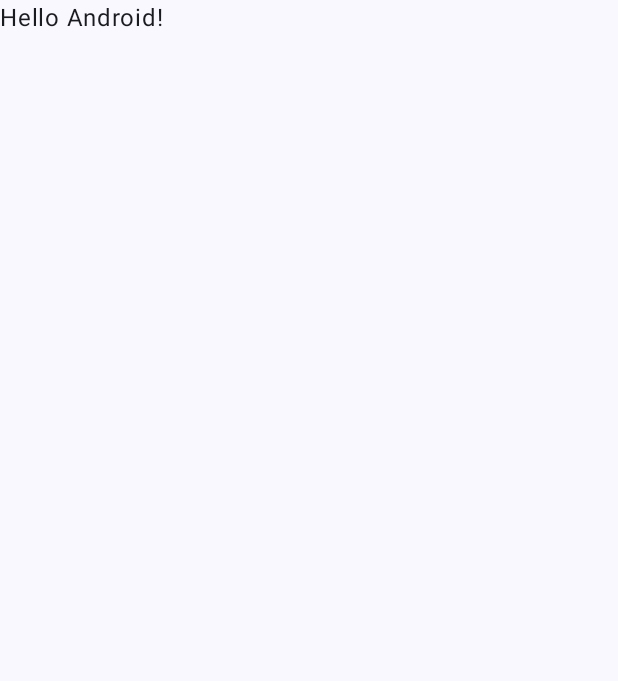
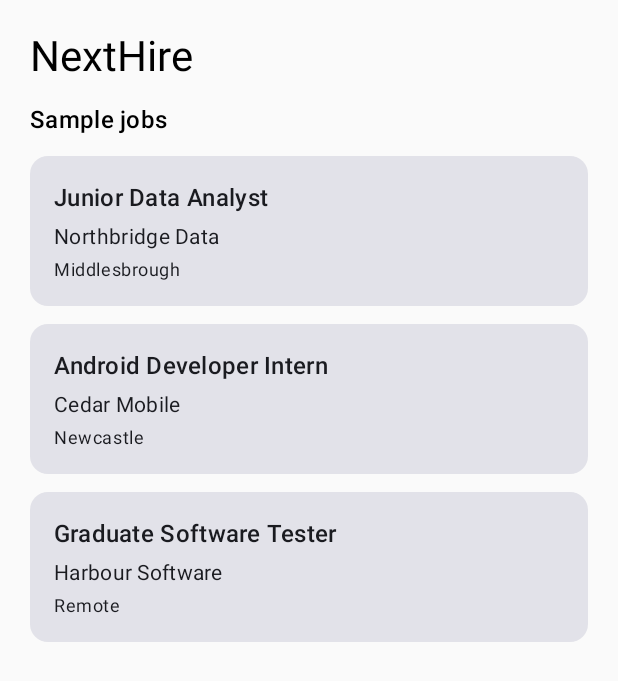
Before and after one commit to phanindrab716/NextHire, an Android app built with Jetpack Compose: the screen it shows after launch (MainActivity), on a phone screen of 412 x 824 dp. Before the commit the part shown is almost empty. Shown: the top 681 px of the screen. Run offline under Robolectric (Android 15) with nearby library versions, the phone set to English and light mode, and no system bars.

Commit message:
Sample jobs Update in Home Page

```diff
--- a/app/src/main/java/com/example/nexthire/MainActivity.kt
+++ b/app/src/main/java/com/example/nexthire/MainActivity.kt
@@ -4,44 +4,18 @@ import android.os.Bundle
 import androidx.activity.ComponentActivity
 import androidx.activity.compose.setContent
 import androidx.activity.enableEdgeToEdge
-import androidx.compose.foundation.layout.fillMaxSize
-import androidx.compose.foundation.layout.padding
-import androidx.compose.material3.Scaffold
-import androidx.compose.material3.Text
-import androidx.compose.runtime.Composable
-import androidx.compose.ui.Modifier
-import androidx.compose.ui.tooling.preview.Preview
 import com.example.nexthire.ui.theme.NextHireTheme
 
 class MainActivity : ComponentActivity() {
+
     override fun onCreate(savedInstanceState: Bundle?) {
         super.onCreate(savedInstanceState)
         enableEdgeToEdge()
+
         setContent {
             NextHireTheme {
-                Scaffold(modifier = Modifier.fillMaxSize()) { innerPadding ->
-                    Greeting(
-                        name = "Android",
-                        modifier = Modifier.padding(innerPadding)
-                    )
-                }
+                NextHireApp()
             }
         }
     }
 }
-
-@Composable
-fun Greeting(name: String, modifier: Modifier = Modifier) {
-    Text(
-        text = "Hello $name!",
-        modifier = modifier
-    )
-}
-
-@Preview(showBackground = true)
-@Composable
-fun GreetingPreview() {
-    NextHireTheme {
-        Greeting("Android")
-    }
-}
--- /dev/null
+++ b/app/src/main/java/com/example/nexthire/NextHireApp.kt
@@ -0,0 +1,9 @@
+package com.example.nexthire
+
+import androidx.compose.runtime.Composable
+import com.example.nexthire.ui.screens.HomeScreen
+
+@Composable
+fun NextHireApp() {
+    HomeScreen()
+}
--- a/app/src/main/java/com/example/nexthire/ui/screens/HomePage.kt
+++ b/app/src/main/java/com/example/nexthire/ui/screens/HomePage.kt
@@ -1,4 +1,67 @@
 package com.example.nexthire.ui.screens
 
-class Home {
+import androidx.compose.foundation.layout.Arrangement
+import androidx.compose.foundation.layout.Column
+import androidx.compose.foundation.layout.PaddingValues
+import androidx.compose.foundation.layout.fillMaxSize
+import androidx.compose.foundation.layout.fillMaxWidth
+import androidx.compose.foundation.layout.padding
+import androidx.compose.foundation.layout.safeDrawingPadding
+import androidx.compose.foundation.lazy.LazyColumn
+import androidx.compose.foundation.lazy.items
+import androidx.compose.material3.Card
+import androidx.compose.material3.MaterialTheme
+import androidx.compose.material3.Text
+import androidx.compose.runtime.Composable
+import androidx.compose.ui.Modifier
+import androidx.compose.ui.unit.dp
+
+private data class SampleJob(
+    val title: String,
+    val company: String,
+    val location: String
+)
+
+private val sampleJobs = listOf(
+    SampleJob("Junior Data Analyst", "Northbridge Data", "Middlesbrough"),
+    SampleJob("Android Developer Intern", "Cedar Mobile", "Newcastle"),
+    SampleJob("Graduate Software Tester", "Harbour Software", "Remote")
+)
+
+@Composable
+fun HomeScreen() {
+    LazyColumn(
+        modifier = Modifier
+            .fillMaxSize()
+            .safeDrawingPadding(),
+        contentPadding = PaddingValues(20.dp),
+        verticalArrangement = Arrangement.spacedBy(12.dp)
+    ) {
+        item {
+            Text(
+                text = "NextHire",
+                style = MaterialTheme.typography.headlineMedium
+            )
+        }
+
+        item {
+            Text(
+                text = "Sample jobs",
+                style = MaterialTheme.typography.titleMedium
+            )
+        }
+
+        items(sampleJobs) { job ->
+            Card(modifier = Modifier.fillMaxWidth()) {
+                Column(
+                    modifier = Modifier.padding(16.dp),
+                    verticalArrangement = Arrangement.spacedBy(4.dp)
+                ) {
+                    Text(job.title, style = MaterialTheme.typography.titleMedium)
+                    Text(job.company, style = MaterialTheme.typography.bodyMedium)
+                    Text(job.location, style = MaterialTheme.typography.bodySmall)
+                }
+            }
+        }
+    }
 }
```
